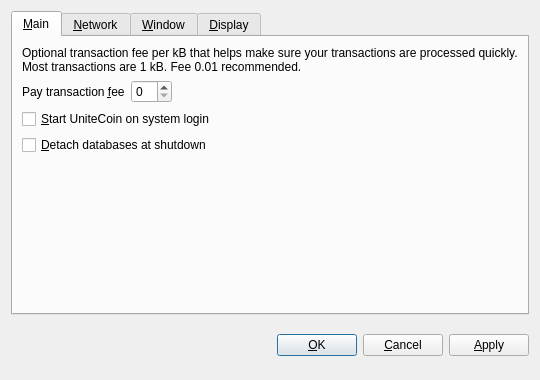
The window that src/qt/forms/optionsdialog.ui (chrysophylax69/Unitecoin) describes before a commit, drawn with Qt 5.
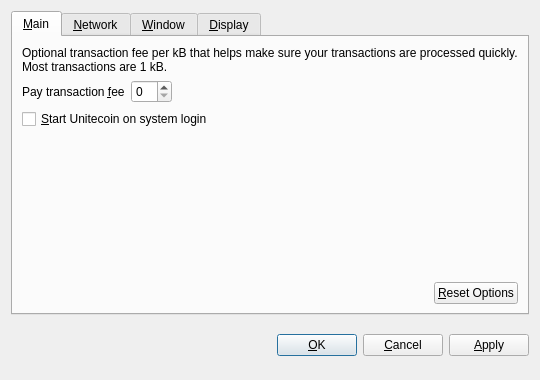
The same window after the commit. The open tabs and pages were chosen to show the change. Custom widgets are drawn as their Qt base class.

Diff of the .ui file:
```diff
--- a/src/qt/forms/optionsdialog.ui
+++ b/src/qt/forms/optionsdialog.ui
@@ -33,7 +33,7 @@
        <item>
         <widget class="QLabel" name="transactionFeeInfoLabel">
          <property name="text">
-          <string>Optional transaction fee per kB that helps make sure your transactions are processed quickly. Most transactions are 1 kB. Fee 0.01 recommended.</string>
+          <string>Optional transaction fee per kB that helps make sure your transactions are processed quickly. Most transactions are 1 kB.</string>
          </property>
          <property name="textFormat">
           <enum>Qt::PlainText</enum>
@@ -82,17 +82,7 @@
           <string>Automatically start UniteCoin after logging in to the system.</string>
          </property>
          <property name="text">
-          <string>&amp;Start UniteCoin on system login</string>
-         </property>
-        </widget>
-       </item>
-       <item>
-        <widget class="QCheckBox" name="detachDatabases">
-         <property name="toolTip">
-          <string>Detach block and address databases at shutdown. This means they can be moved to another data directory, but it slows down shutdown. The wallet is always detached.</string>
-         </property>
-         <property name="text">
-          <string>&amp;Detach databases at shutdown</string>
+          <string>&amp;Start Unitecoin on system login</string>
          </property>
         </widget>
        </item>
@@ -109,6 +99,36 @@
          </property>
         </spacer>
        </item>
+       <item>
+        <layout class="QHBoxLayout" name="horizontalLayout_2_Main">
+         <item>
+          <spacer name="horizontalSpacer_2_Main">
+           <property name="orientation">
+            <enum>Qt::Horizontal</enum>
+           </property>
+           <property name="sizeHint" stdset="0">
+            <size>
+             <width>40</width>
+             <height>20</height>
+            </size>
+           </property>
+          </spacer>
+         </item>
+         <item>
+          <widget class="QPushButton" name="resetButton">
+           <property name="toolTip">
+            <string>Reset all client options to default.</string>
+           </property>
+           <property name="text">
+            <string>&amp;Reset Options</string>
+           </property>
+           <property name="autoDefault">
+            <bool>false</bool>
+           </property>
+          </widget>
+         </item>
+        </layout>
+       </item>
       </layout>
      </widget>
      <widget class="QWidget" name="tabNetwork">
```
Left out of the diff: 33 changed lines with no effect on the pictures.
